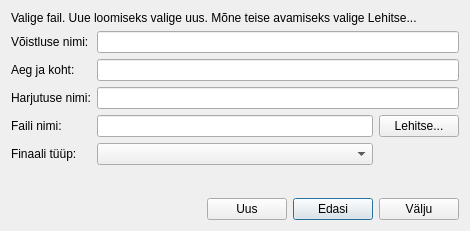
Old version of the form protofinaal/protofinaal/initialdialog.ui in the repository ymeramees/protokollitaja.
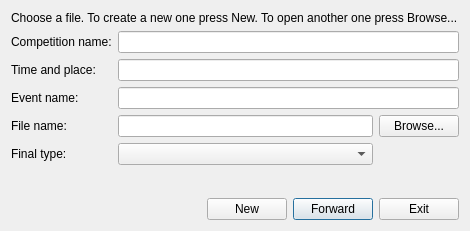
New version of the form.

```diff
--- a/protofinaal/protofinaal/initialdialog.ui
+++ b/protofinaal/protofinaal/initialdialog.ui
@@ -20,7 +20,7 @@
    <item>
     <widget class="QLabel" name="titleLabel">
      <property name="text">
-      <string>Valige fail. Uue loomiseks valige uus. Mõne teise avamiseks valige Lehitse...</string>
+      <string>Choose a file. To create a new one press New. To open another one press Browse...</string>
      </property>
      <property name="wordWrap">
       <bool>true</bool>
@@ -46,7 +46,7 @@
      <item row="0" column="0">
       <widget class="QLabel" name="competitionNameLabel">
        <property name="text">
-        <string>Võistluse nimi:</string>
+        <string>Competition name:</string>
        </property>
       </widget>
      </item>
@@ -56,7 +56,7 @@
         <string>Siia vajutades saate otsida teise faili, mida avada</string>
        </property>
        <property name="text">
-        <string>Lehitse...</string>
+        <string>Browse...</string>
        </property>
       </widget>
      </item>
@@ -76,28 +76,28 @@
      <item row="4" column="0">
       <widget class="QLabel" name="eventLabel">
        <property name="text">
-        <string>Finaali tüüp:</string>
+        <string>Final type:</string>
        </property>
       </widget>
      </item>
      <item row="1" column="0">
       <widget class="QLabel" name="timePlaceLabel">
        <property name="text">
-        <string>Aeg ja koht:</string>
+        <string>Time and place:</string>
        </property>
       </widget>
      </item>
      <item row="3" column="0">
       <widget class="QLabel" name="fileNameLabel">
        <property name="text">
-        <string>Faili nimi:</string>
+        <string>File name:</string>
        </property>
       </widget>
      </item>
      <item row="2" column="0">
       <widget class="QLabel" name="eventNameLabel">
        <property name="text">
-        <string>Harjutuse nimi:</string>
+        <string>Event name:</string>
        </property>
       </widget>
      </item>
@@ -140,7 +140,7 @@
         <string>Siia vajutades saate luua uue võistluse ja faili</string>
        </property>
        <property name="text">
-        <string>Uus</string>
+        <string>New</string>
        </property>
       </widget>
      </item>
@@ -150,7 +150,7 @@
         <string>Selle võistluse ja faili avamiseks vajutage siia</string>
        </property>
        <property name="text">
-        <string>Edasi</string>
+        <string>Forward</string>
        </property>
        <property name="default">
         <bool>true</bool>
@@ -160,7 +160,7 @@
      <item>
       <widget class="QPushButton" name="exitButton">
        <property name="text">
-        <string>Välju</string>
+        <string>Exit</string>
        </property>
       </widget>
      </item>
```
Left out of the diff: 12 changed lines with no effect on the pictures.
